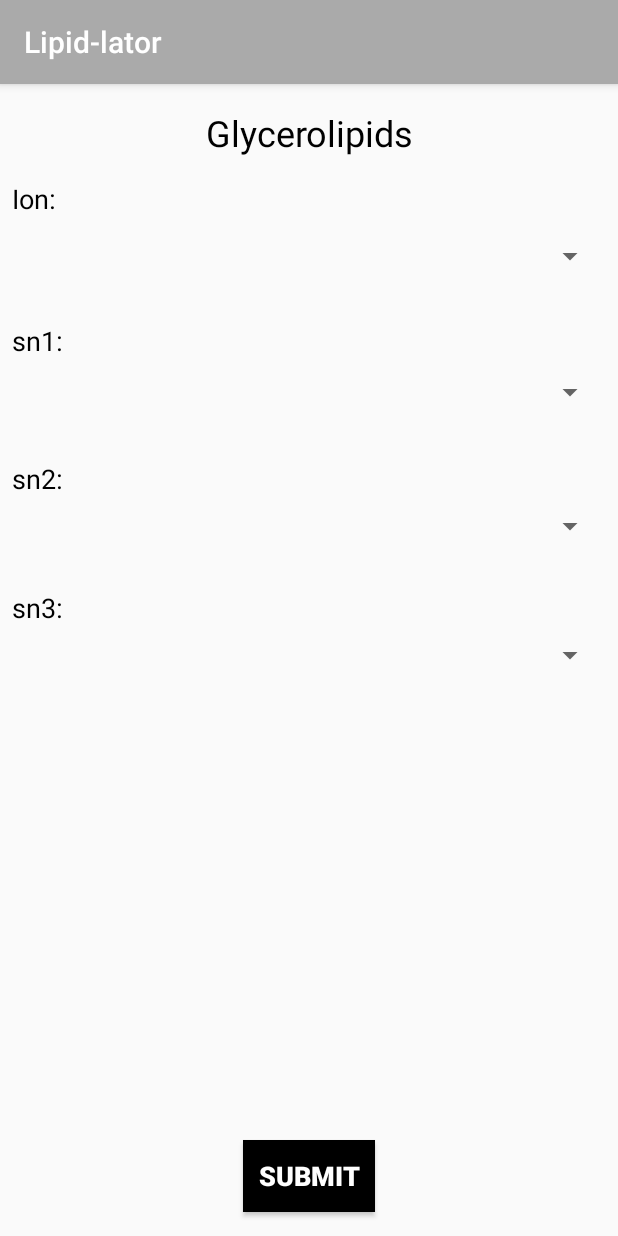
After one commit to jmoreno1221/lipid-lator, an Android app: the GlycerolipidsActivity screen opened directly, with no data from a screen before it, on a phone screen of 412 x 824 dp. The commit adds this screen. Run offline under Robolectric (Android 15) with nearby library versions, the phone set to English and light mode, and no system bars.

Commit message:
Worked on Screen placement for fatty acids, wax esters, acyl carnitines, coa esters, and glycerolipids activity screens. Commented some codes in manifest.

```diff
--- /dev/null
+++ b/LipidLator/app/src/main/java/com/example/onerom/lipidlator/GlycerolipidsActivity.java
@@ -0,0 +1,13 @@
+package com.example.onerom.lipidlator;
+
+import android.support.v7.app.AppCompatActivity;
+import android.os.Bundle;
+
+public class GlycerolipidsActivity extends AppCompatActivity {
+
+    @Override
+    protected void onCreate(Bundle savedInstanceState) {
+        super.onCreate(savedInstanceState);
+        setContentView(R.layout.activity_glycerolipids);
+    }
+}
--- /dev/null
+++ b/LipidLator/app/src/main/res/layout/activity_glycerolipids.xml
@@ -0,0 +1,134 @@
+<?xml version="1.0" encoding="utf-8"?>
+<android.support.constraint.ConstraintLayout xmlns:android="http://schemas.android.com/apk/res/android"
+    xmlns:app="http://schemas.android.com/apk/res-auto"
+    xmlns:tools="http://schemas.android.com/tools"
+    android:layout_width="match_parent"
+    android:layout_height="match_parent"
+    tools:context="com.example.onerom.lipidlator.GlycerolipidsActivity">
+
+    <TextView
+        android:id="@+id/glycerolipidsTV"
+        android:layout_width="wrap_content"
+        android:layout_height="wrap_content"
+        android:text="Glycerolipids"
+        android:textColor="@android:color/black"
+        android:textSize="24sp"
+        app:layout_constraintTop_toTopOf="parent"
+        android:layout_marginTop="16dp"
+        android:layout_marginRight="7dp"
+        app:layout_constraintRight_toRightOf="parent"
+        android:layout_marginLeft="8dp"
+        app:layout_constraintLeft_toLeftOf="parent" />
+
+    <TextView
+        android:id="@+id/glycerolipidsIonTV"
+        android:layout_width="wrap_content"
+        android:layout_height="wrap_content"
+        android:text="Ion:"
+        android:textColor="@android:color/black"
+        android:textSize="18sp"
+        android:layout_marginTop="15dp"
+        app:layout_constraintTop_toBottomOf="@+id/glycerolipidsTV"
+        android:layout_marginLeft="8dp"
+        app:layout_constraintLeft_toLeftOf="parent" />
+
+    <TextView
+        android:id="@+id/glycerolipidsSN1TV"
+        android:layout_width="wrap_content"
+        android:layout_height="wrap_content"
+        android:text="sn1:"
+        android:textColor="@android:color/black"
+        android:textSize="18sp"
+        android:layout_marginLeft="8dp"
+        app:layout_constraintLeft_toLeftOf="parent"
+        android:layout_marginTop="32dp"
+        app:layout_constraintTop_toBottomOf="@+id/glycerolipidsIonSpn" />
+
+    <TextView
+        android:id="@+id/glycerolipidsSn2TV"
+        android:layout_width="wrap_content"
+        android:layout_height="wrap_content"
+        android:text="sn2:"
+        android:textColor="@android:color/black"
+        android:textSize="18sp"
+        android:layout_marginTop="33dp"
+        app:layout_constraintTop_toBottomOf="@+id/glycerolipidsSn1Spn"
+        android:layout_marginLeft="8dp"
+        app:layout_constraintLeft_toLeftOf="parent" />
+
+    <TextView
+        android:id="@+id/glycerolipidsSn3TV"
+        android:layout_width="wrap_content"
+        android:layout_height="wrap_content"
+        android:text="sn3:"
+        android:textColor="@android:color/black"
+        android:textSize="18sp"
+        android:layout_marginLeft="8dp"
+        app:layout_constraintLeft_toLeftOf="parent"
+        android:layout_marginTop="30dp"
+        app:layout_constraintTop_toBottomOf="@+id/glycerolipidsSn2Spn" />
+
+    <Button
+        android:id="@+id/glycerolipidsBtn"
+        android:layout_width="wrap_content"
+        android:layout_height="wrap_content"
+        android:background="@android:color/black"
+        android:text="Submit"
+        android:textColor="@android:color/background_light"
+        android:textSize="18sp"
+        android:textStyle="bold"
+        app:layout_constraintBottom_toBottomOf="parent"
+        android:layout_marginBottom="16dp"
+        android:layout_marginRight="8dp"
+        app:layout_constraintRight_toRightOf="parent"
+        android:layout_marginLeft="8dp"
+        app:layout_constraintLeft_toLeftOf="parent" />
+
+    <Spinner
+        android:id="@+id/glycerolipidsIonSpn"
+        android:layout_width="match_parent"
+        android:layout_height="wrap_content"
+        android:layout_marginLeft="8dp"
+        android:layout_marginRight="8dp"
+        android:layout_marginTop="14dp"
+        app:layout_constraintHorizontal_bias="0.0"
+        app:layout_constraintLeft_toLeftOf="parent"
+        app:layout_constraintRight_toRightOf="parent"
+        app:layout_constraintTop_toBottomOf="@+id/glycerolipidsIonTV" />
+
+    <Spinner
+        android:id="@+id/glycerolipidsSn1Spn"
+        android:layout_width="match_parent"
+        android:layout_height="wrap_content"
+        android:layout_marginLeft="8dp"
+        android:layout_marginRight="8dp"
+        android:layout_marginTop="10dp"
+        app:layout_constraintHorizontal_bias="0.0"
+        app:layout_constraintLeft_toLeftOf="parent"
+        app:layout_constraintRight_toRightOf="parent"
+        app:layout_constraintTop_toBottomOf="@+id/glycerolipidsSN1TV" />
+
+    <Spinner
+        android:id="@+id/glycerolipidsSn2Spn"
+        android:layout_width="match_parent"
+        android:layout_height="wrap_content"
+        android:layout_marginLeft="8dp"
+        android:layout_marginRight="8dp"
+        android:layout_marginTop="7dp"
+        app:layout_constraintHorizontal_bias="0.0"
+        app:layout_constraintLeft_toLeftOf="parent"
+        app:layout_constraintRight_toRightOf="parent"
+        app:layout_constraintTop_toBottomOf="@+id/glycerolipidsSn2TV" />
+
+    <Spinner
+        android:id="@+id/glycerolipidsSn3Spn"
+        android:layout_width="match_parent"
+        android:layout_height="wrap_content"
+        android:layout_marginLeft="8dp"
+        android:layout_marginRight="8dp"
+        android:layout_marginTop="7dp"
+        app:layout_constraintHorizontal_bias="0.0"
+        app:layout_constraintLeft_toLeftOf="parent"
+        app:layout_constraintRight_toRightOf="parent"
+        app:layout_constraintTop_toBottomOf="@+id/glycerolipidsSn3TV" />
+</android.support.constraint.ConstraintLayout>
```
Also changed, not shown: LipidLator/app/src/main/AndroidManifest.xml (+25 -7 lines), LipidLator/app/src/main/java/com/example/onerom/lipidlator/AcylCarnitinesActivity.java (added, +13 -0 lines), LipidLator/app/src/main/java/com/example/onerom/lipidlator/CoA_EsterActivity.java (added, +13 -0 lines), LipidLator/app/src/main/res/layout/activity_acyl_carnitines.xml (added, +89 -0 lines), LipidLator/app/src/main/res/layout/activity_co_a__ester.xml (added, +98 -0 lines), LipidLator/app/src/main/res/layout/activity_fatty_acids.xml (+57 -59 lines), LipidLator/app/src/main/res/layout/activity_wax_esters.xml (+103 -20 lines), LipidLator/app/src/main/res/values/strings.xml (+7 -0 lines).
